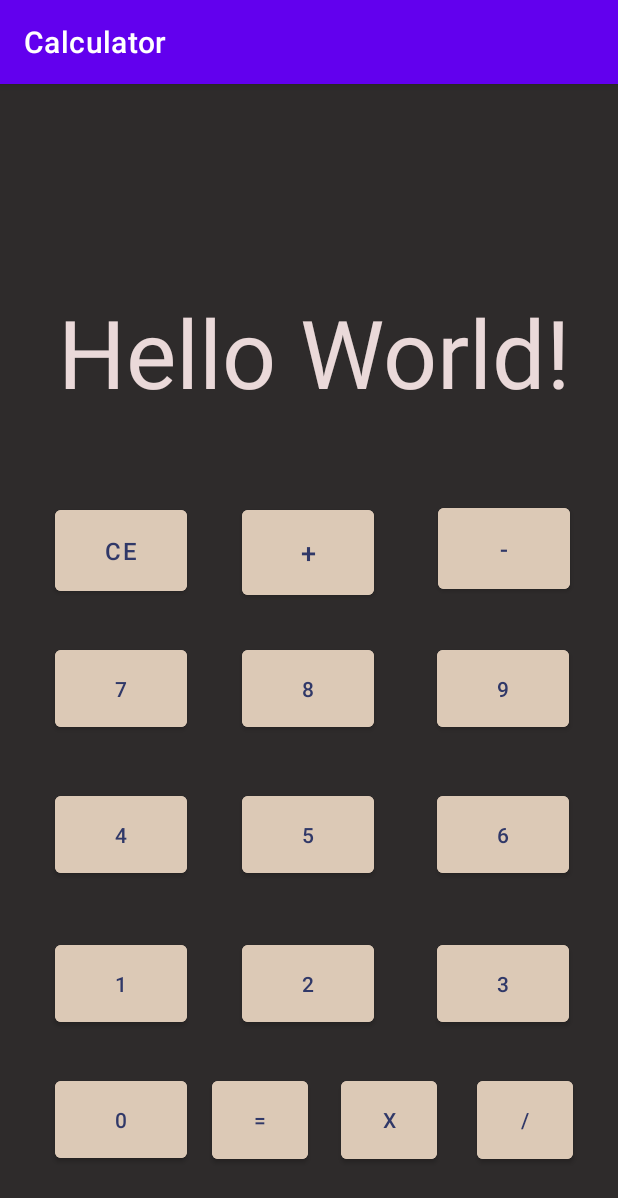
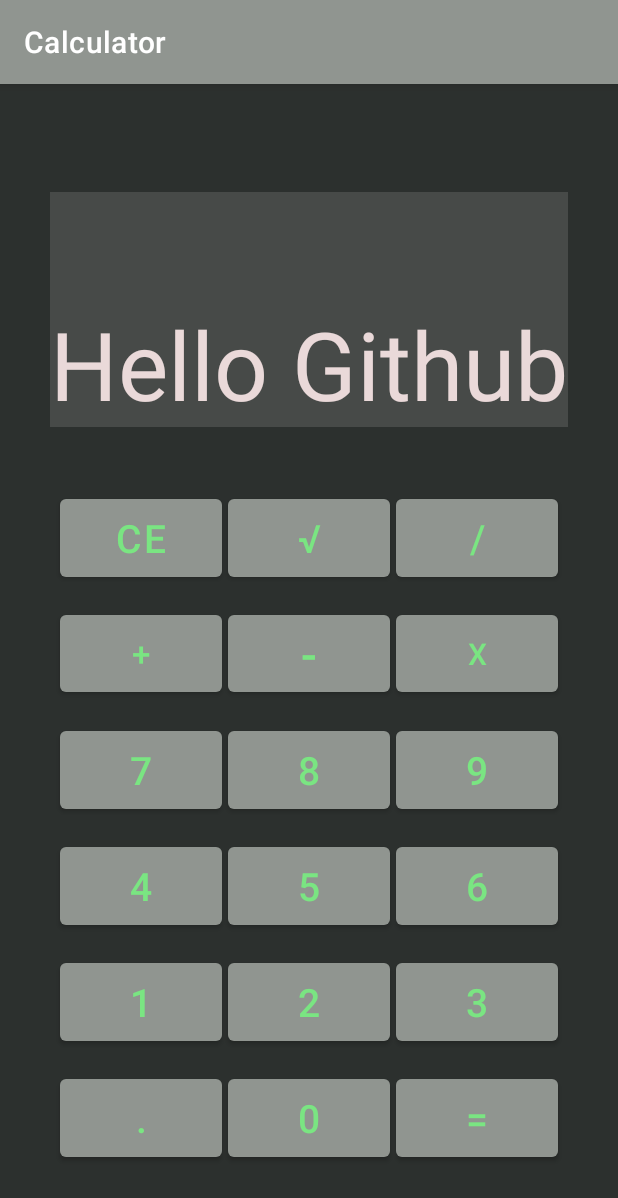
Before and after one commit to BandanaRandy/Calculator, an Android app: the screen it shows after launch (MainActivity), on a phone screen of 412 x 824 dp. Shown: the top 1198 px of the screen. Run offline under Robolectric (Android 15) with nearby library versions, the phone set to English and light mode, and no system bars.

Commit message:
0.0.1 updated to linear layout for each row of buttons stylized the background color, button color, and button text color.

```diff
--- a/app/src/main/res/layout/activity_main.xml
+++ b/app/src/main/res/layout/activity_main.xml
@@ -2,319 +2,269 @@
 <androidx.constraintlayout.widget.ConstraintLayout xmlns:android="http://schemas.android.com/apk/res/android"
     xmlns:app="http://schemas.android.com/apk/res-auto"
     xmlns:tools="http://schemas.android.com/tools"
+    android:id="@+id/linearLayout"
+    android:background="@color/backGround"
     android:layout_width="match_parent"
-    android:layout_height="match_parent"
-    android:background="#2E2B2B"
-    android:backgroundTint="#2E2B2B"
-    tools:context=".MainActivity">
+    android:layout_height="match_parent">
 
     <TextView
         android:id="@+id/calcDisplay"
         android:layout_width="wrap_content"
         android:layout_height="wrap_content"
-        android:layout_marginEnd="16dp"
-        android:paddingTop="64dp"
-        android:text="Hello World!"
+        android:paddingTop="72dp"
+        android:text="Hello Github"
+        android:background="@color/textViewBackGround"
         android:textAlignment="viewEnd"
         android:textColor="#EAD9D9"
         android:textSize="63sp"
         app:layout_constraintBottom_toBottomOf="parent"
-        app:layout_constraintEnd_toEndOf="parent"
+        app:layout_constraintEnd_toEndOf="@id/guideline2"
+        app:layout_constraintHorizontal_bias="0.521"
+        app:layout_constraintStart_toStartOf="@id/guideline"
+        app:layout_constraintTop_toTopOf="parent"
+        app:layout_constraintVertical_bias="0.118" />
+
+    <LinearLayout
+        android:id="@+id/linearLayout1"
+        android:layout_width="match_parent"
+        android:layout_height="64sp"
+        android:orientation="horizontal"
+        android:layout_marginStart="36dp"
+        android:layout_marginEnd="36dp"
+        app:layout_constraintBottom_toBottomOf="parent"
+        app:layout_constraintEnd_toEndOf="@id/guideline2"
         app:layout_constraintHorizontal_bias="0.0"
-        app:layout_constraintStart_toStartOf="@+id/guideline2"
+        app:layout_constraintStart_toStartOf="@id/guideline"
         app:layout_constraintTop_toTopOf="parent"
-        app:layout_constraintVertical_bias="0.116" />
+        app:layout_constraintVertical_bias="0.384" >
 
         <Button
-        android:id="@+id/btnA"
-        android:layout_width="wrap_content"
-        android:layout_height="wrap_content"
-        android:layout_marginTop="43dp"
-        android:backgroundTint="@color/calcBtn"
-        android:paddingTop="16dp"
-        android:paddingBottom="16dp"
+            android:layout_width="108dp"
+            android:layout_height="match_parent"
             android:text="@string/btnAString"
-        android:textColor="#303868"
-        android:textSize="16sp"
-        app:layout_constraintBottom_toBottomOf="parent"
-        app:layout_constraintEnd_toEndOf="parent"
-        app:layout_constraintHorizontal_bias="0.113"
-        app:layout_constraintStart_toStartOf="parent"
-        app:layout_constraintTop_toBottomOf="@+id/calcDisplay"
-        app:layout_constraintVertical_bias="0.032" />
+            android:layout_marginStart="4dp"
+            android:textSize="26sp"
+            android:textColor="@color/calcBtnText"/>
+        <Button
+            android:layout_width="108dp"
+            android:layout_height="match_parent"
+            android:layout_marginStart="4dp"
+            android:layout_marginEnd="4dp"
+            android:text="@string/sqrt"
+            android:textSize="26sp"
+            android:textColor="@color/calcBtnText"/>
 
         <Button
-        android:id="@+id/btnH"
-        android:layout_width="wrap_content"
-        android:layout_height="wrap_content"
-        android:layout_marginTop="43dp"
-        android:backgroundTint="@color/calcBtn"
-        android:paddingTop="16dp"
-        android:paddingBottom="16dp"
-        android:text="@string/btnHString"
-        android:textColor="#303868"
+            android:layout_width="108dp"
+            android:layout_height="match_parent"
+            android:text="@string/btnPString"
+            android:layout_marginEnd="4dp"
+            android:textSize="26sp"
+            android:textColor="@color/calcBtnText"/>
+    </LinearLayout>
+
+    <LinearLayout
+        android:id="@+id/linearLayout2"
+        android:layout_width="match_parent"
+        android:layout_height="63sp"
+        android:orientation="horizontal"
+        android:layout_marginStart="36dp"
+        android:layout_marginEnd="36dp"
         app:layout_constraintBottom_toBottomOf="parent"
-        app:layout_constraintEnd_toEndOf="parent"
-        app:layout_constraintHorizontal_bias="0.498"
-        app:layout_constraintStart_toStartOf="parent"
-        app:layout_constraintTop_toBottomOf="@+id/calcDisplay"
-        app:layout_constraintVertical_bias="0.465" />
+        app:layout_constraintEnd_toEndOf="@id/guideline2"
+        app:layout_constraintHorizontal_bias="0.0"
+        app:layout_constraintStart_toStartOf="@id/guideline"
+        app:layout_constraintTop_toTopOf="parent"
+        app:layout_constraintVertical_bias="0.494" >
+        <Button
+            android:layout_width="108dp"
+            android:layout_height="match_parent"
+            android:layout_marginStart="4dp"
+            android:text="@string/btnBString"
+            android:textSize="22sp"
+            android:textColor="@color/calcBtnText"/>
+        <Button
+            android:layout_width="108dp"
+            android:layout_height="match_parent"
+            android:layout_marginStart="4dp"
+            android:layout_marginEnd="4dp"
+            android:text="@string/btnCString"
+            android:textSize="32sp"
+            android:textColor="@color/calcBtnText"/>
 
         <Button
-        android:id="@+id/btnI"
-        android:layout_width="wrap_content"
-        android:layout_height="wrap_content"
-        android:layout_marginTop="43dp"
-        android:backgroundTint="@color/calcBtn"
-        android:paddingTop="16dp"
-        android:paddingBottom="16dp"
-        android:text="@string/btnIString"
-        android:textColor="#303868"
+            android:layout_width="108dp"
+            android:layout_height="match_parent"
+            android:layout_marginEnd="4dp"
+            android:text="@string/btnOString"
+            android:textSize="20sp"
+            android:textColor="@color/calcBtnText"/>
+    </LinearLayout>
+
+    <LinearLayout
+        android:id="@+id/linearLayout3"
+        android:layout_width="match_parent"
+        android:layout_height="64sp"
+        android:orientation="horizontal"
+        android:layout_marginStart="36dp"
+        android:layout_marginEnd="36dp"
         app:layout_constraintBottom_toBottomOf="parent"
-        app:layout_constraintEnd_toEndOf="parent"
-        app:layout_constraintHorizontal_bias="0.899"
-        app:layout_constraintStart_toStartOf="parent"
-        app:layout_constraintTop_toBottomOf="@+id/calcDisplay"
-        app:layout_constraintVertical_bias="0.465" />
+        app:layout_constraintEnd_toEndOf="@id/guideline2"
+        app:layout_constraintHorizontal_bias="0.0"
+        app:layout_constraintStart_toStartOf="@id/guideline"
+        app:layout_constraintTop_toTopOf="parent"
+        app:layout_constraintVertical_bias="0.604" >
+        <Button
+            android:layout_width="108dp"
+            android:layout_height="match_parent"
+            android:layout_marginStart="4dp"
+            android:text="@string/btnDString"
+            android:textSize="26sp"
+            android:textColor="@color/calcBtnText"/>
+        <Button
+            android:layout_width="108dp"
+            android:layout_height="match_parent"
+            android:layout_marginStart="4dp"
+            android:layout_marginEnd="4dp"
+            android:text="@string/btnEString"
+            android:textSize="26sp"
+            android:textColor="@color/calcBtnText"/>
 
         <Button
-        android:id="@+id/btnL"
-        android:layout_width="wrap_content"
-        android:layout_height="wrap_content"
-        android:layout_marginTop="43dp"
-        android:backgroundTint="@color/calcBtn"
-        android:paddingTop="16dp"
-        android:paddingBottom="16dp"
-        android:text="@string/btnLString"
-        android:textColor="#303868"
+            android:layout_width="108dp"
+            android:layout_height="match_parent"
+            android:layout_marginEnd="4dp"
+            android:text="@string/btnFString"
+            android:textSize="26sp"
+            android:textColor="@color/calcBtnText"/>
+    </LinearLayout>
+
+    <LinearLayout
+        android:id="@+id/linearLayout4"
+        android:layout_width="match_parent"
+        android:layout_height="64sp"
+        android:orientation="horizontal"
+        android:layout_marginStart="36dp"
+        android:layout_marginEnd="36dp"
         app:layout_constraintBottom_toBottomOf="parent"
-        app:layout_constraintEnd_toEndOf="parent"
-        app:layout_constraintHorizontal_bias="0.9"
-        app:layout_constraintStart_toStartOf="parent"
-        app:layout_constraintTop_toBottomOf="@+id/calcDisplay"
-        app:layout_constraintVertical_bias="0.69" />
+        app:layout_constraintEnd_toEndOf="@id/guideline2"
+        app:layout_constraintHorizontal_bias="0.0"
+        app:layout_constraintStart_toStartOf="@id/guideline"
+        app:layout_constraintTop_toTopOf="parent"
+        app:layout_constraintVertical_bias="0.714" >
+        <Button
+            android:layout_width="108dp"
+            android:layout_height="match_parent"
+            android:layout_marginStart="4dp"
+            android:text="@string/btnGString"
+            android:textSize="26sp"
+            android:textColor="@color/calcBtnText"/>
+        <Button
+            android:layout_width="108dp"
+            android:layout_height="match_parent"
+            android:layout_marginStart="4dp"
+            android:layout_marginEnd="4dp"
+            android:text="@string/btnHString"
+            android:textSize="26sp"
+            android:textColor="@color/calcBtnText"/>
 
         <Button
-        android:id="@+id/btnM"
-        android:layout_width="wrap_content"
-        android:layout_height="wrap_content"
-        android:layout_marginTop="43dp"
-        android:backgroundTint="@color/calcBtn"
-        android:paddingTop="16dp"
-        android:paddingBottom="16dp"
-        android:text="@string/btnMString"
-        android:textColor="#303868"
+            android:layout_width="108dp"
+            android:layout_height="match_parent"
+            android:layout_marginEnd="4dp"
+            android:text="@string/btnIString"
+            android:textSize="26sp"
+            android:textColor="@color/calcBtnText"/>
+    </LinearLayout>
+
+    <LinearLayout
+        android:id="@+id/linearLayout5"
+        android:layout_width="match_parent"
+        android:layout_height="64sp"
+        android:orientation="horizontal"
+        android:layout_marginStart="36dp"
+        android:layout_marginEnd="36dp"
         app:layout_constraintBottom_toBottomOf="parent"
-        app:layout_constraintEnd_toEndOf="parent"
-        app:layout_constraintHorizontal_bias="0.113"
-        app:layout_constraintStart_toStartOf="parent"
-        app:layout_constraintTop_toBottomOf="@+id/calcDisplay"
-        app:layout_constraintVertical_bias="0.895" />
+        app:layout_constraintEnd_toEndOf="@id/guideline2"
+        app:layout_constraintHorizontal_bias="0.0"
+        app:layout_constraintStart_toStartOf="@id/guideline"
+        app:layout_constraintTop_toTopOf="parent"
+        app:layout_constraintVertical_bias="0.824" >
+        <Button
+            android:layout_width="108dp"
+            android:layout_height="match_parent"
+            android:layout_marginStart="4dp"
+            android:text="@string/btnJString"
+            android:textSize="26sp"
+            android:textColor="@color/calcBtnText"/>
+        <Button
+            android:layout_width="108dp"
+            android:layout_height="match_parent"
+            android:layout_marginStart="4dp"
+            android:layout_marginEnd="4dp"
+            android:text="@string/btnKString"
+            android:textSize="26sp"
+            android:textColor="@color/calcBtnText"/>
 
         <Button
-        android:id="@+id/btnO"
-        android:layout_width="64dp"
-        android:layout_height="64dp"
-        android:layout_marginTop="43dp"
-        android:backgroundTint="@color/calcBtn"
-        android:paddingTop="16dp"
-        android:paddingBottom="16dp"
-        android:text="@string/btnOString"
-        android:textColor="#303868"
+            android:layout_width="108dp"
+            android:layout_height="match_parent"
+            android:layout_marginEnd="4dp"
+            android:text="@string/btnLString"
+            android:textSize="26sp"
+            android:textColor="@color/calcBtnText"/>
+    </LinearLayout>
+
+    <LinearLayout
+        android:id="@+id/linearLayout6"
+        android:layout_width="match_parent"
+        android:layout_height="64sp"
+        android:layout_marginStart="36dp"
+        android:layout_marginEnd="36dp"
+        android:orientation="horizontal"
         app:layout_constraintBottom_toBottomOf="parent"
-        app:layout_constraintEnd_toEndOf="parent"
-        app:layout_constraintHorizontal_bias="0.654"
-        app:layout_constraintStart_toStartOf="parent"
-        app:layout_constraintTop_toBottomOf="@+id/calcDisplay"
-        app:layout_constraintVertical_bias="0.897" />
+        app:layout_constraintEnd_toEndOf="@id/guideline2"
+        app:layout_constraintHorizontal_bias="0.459"
+        app:layout_constraintStart_toStartOf="@id/guideline"
+        app:layout_constraintTop_toTopOf="parent"
+        app:layout_constraintVertical_bias="0.934" >
+        <Button
+            android:layout_width="108dp"
+            android:layout_height="match_parent"
+            android:layout_marginStart="4dp"
+            android:text="@string/dot"
+            android:textSize="26sp"
+            android:textColor="@color/calcBtnText"/>
+        <Button
+            android:layout_width="108dp"
+            android:layout_height="match_parent"
+            android:layout_marginStart="4dp"
+            android:layout_marginEnd="4dp"
+            android:text="@string/btnMString"
+            android:textSize="26sp"
+            android:textColor="@color/calcBtnText"/>
 
         <Button
-        android:id="@+id/btnN"
-        android:layout_width="64dp"
-        android:layout_height="64dp"
-        android:layout_marginTop="43dp"
-        android:backgroundTint="@color/calcBtn"
-        android:paddingTop="16dp"
-        android:paddingBottom="16dp"
+            android:layout_width="108dp"
+            android:layout_height="match_parent"
+            android:layout_marginEnd="4dp"
             android:text="@string/btnNString"
-        android:textColor="#303868"
-        app:layout_constraintBottom_toBottomOf="parent"
-        app:layout_constraintEnd_toEndOf="parent"
-        app:layout_constraintHorizontal_bias="0.406"
-        app:layout_constraintStart_toStartOf="parent"
-        app:layout_constraintTop_toBottomOf="@+id/calcDisplay"
-        app:layout_constraintVertical_bias="0.897" />
-
-    <Button
-        android:id="@+id/btnP"
-        android:layout_width="64dp"
-        android:layout_height="64dp"
-        android:layout_marginTop="43dp"
-        android:backgroundTint="@color/calcBtn"
-        android:paddingTop="16dp"
-        android:paddingBottom="16dp"
-        android:text="@string/btnPString"
-        android:textColor="#303868"
-        app:layout_constraintBottom_toBottomOf="parent"
-        app:layout_constraintEnd_toEndOf="parent"
-        app:layout_constraintHorizontal_bias="0.913"
-        app:layout_constraintStart_toStartOf="parent"
-        app:layout_constraintTop_toBottomOf="@+id/calcDisplay"
-        app:layout_constraintVertical_bias="0.897" />
-
-    <Button
-        android:id="@+id/btnK"
-        android:layout_width="wrap_content"
-        android:layout_height="wrap_content"
-        android:layout_marginTop="43dp"
-        android:backgroundTint="@color/calcBtn"
-        android:paddingTop="16dp"
-        android:paddingBottom="16dp"
-        android:text="@string/btnKString"
-        android:textColor="#303868"
-        app:layout_constraintBottom_toBottomOf="parent"
-        app:layout_constraintEnd_toEndOf="parent"
-        app:layout_constraintHorizontal_bias="0.498"
-        app:layout_constraintStart_toStartOf="parent"
-        app:layout_constraintTop_toBottomOf="@+id/calcDisplay"
-        app:layout_constraintVertical_bias="0.69" />
-
-    <Button
-        android:id="@+id/btnJ"
-        android:layout_width="wrap_content"
-        android:layout_height="wrap_content"
-        android:layout_marginTop="43dp"
-        android:backgroundTint="@color/calcBtn"
-        android:paddingTop="16dp"
-        android:paddingBottom="16dp"
-        android:text="@string/btnJString"
-        android:textColor="#303868"
-        app:layout_constraintBottom_toBottomOf="parent"
-        app:layout_constraintEnd_toEndOf="parent"
-        app:layout_constraintHorizontal_bias="0.113"
-        app:layout_constraintStart_toStartOf="parent"
-        app:layout_constraintTop_toBottomOf="@+id/calcDisplay"
-        app:layout_constraintVertical_bias="0.69" />
-
-    <Button
-        android:id="@+id/btnG"
-        android:layout_width="wrap_content"
-        android:layout_height="wrap_content"
-        android:layout_marginTop="43dp"
-        android:backgroundTint="@color/calcBtn"
-        android:paddingTop="16dp"
-        android:paddingBottom="16dp"
-        android:text="@string/btnGString"
-        android:textColor="#303868"
-        app:layout_constraintBottom_toBottomOf="parent"
-        app:layout_constraintEnd_toEndOf="parent"
-        app:layout_constraintHorizontal_bias="0.113"
-        app:layout_constraintStart_toStartOf="parent"
-        app:layout_constraintTop_toBottomOf="@+id/calcDisplay"
-        app:layout_constraintVertical_bias="0.465" />
-
-    <Button
-        android:id="@+id/btnC"
-        android:layout_width="wrap_content"
-        android:layout_height="wrap_content"
-        android:layout_marginStart="33dp"
-        android:layout_marginTop="50dp"
-        android:layout_marginEnd="32dp"
-        android:backgroundTint="@color/calcBtn"
-        android:paddingTop="16dp"
-        android:paddingBottom="16dp"
-        android:text="@string/btnCString"
-        android:textColor="#303868"
-
-        android:textSize="16sp"
-        app:layout_constraintBottom_toBottomOf="parent"
-        app:layout_constraintEnd_toEndOf="parent"
-        app:layout_constraintHorizontal_bias="1.0"
-        app:layout_constraintStart_toEndOf="@+id/btnB"
-        app:layout_constraintTop_toBottomOf="@+id/calcDisplay"
-        app:layout_constraintVertical_bias="0.014" />
-
-    <Button
-        android:id="@+id/btnB"
-        android:layout_width="wrap_content"
-        android:layout_height="wrap_content"
-        android:layout_marginTop="43dp"
-        android:backgroundTint="@color/calcBtn"
-        android:paddingTop="16dp"
-        android:paddingBottom="16dp"
-        android:text="@string/btnBString"
-        android:textColor="#303868"
-        android:textSize="18sp"
-        app:layout_constraintBottom_toBottomOf="parent"
-        app:layout_constraintEnd_toEndOf="parent"
-        app:layout_constraintHorizontal_bias="0.498"
-        app:layout_constraintStart_toStartOf="parent"
-        app:layout_constraintTop_toBottomOf="@+id/calcDisplay"
-        app:layout_constraintVertical_bias="0.032" />
-
-    <Button
-        android:id="@+id/btnD"
-        android:layout_width="wrap_content"
-        android:layout_height="wrap_content"
-        android:layout_marginTop="43dp"
-        android:backgroundTint="@color/calcBtn"
-        android:paddingTop="16dp"
-        android:paddingBottom="16dp"
-        android:text="@string/btnDString"
-        android:textColor="#303868"
-        app:layout_constraintBottom_toBottomOf="parent"
-        app:layout_constraintEnd_toEndOf="parent"
-        app:layout_constraintHorizontal_bias="0.113"
-        app:layout_constraintStart_toStartOf="parent"
-        app:layout_constraintTop_toBottomOf="@+id/calcDisplay"
-        app:layout_constraintVertical_bias="0.243" />
-
-    <Button
-        android:id="@+id/btnE"
-        android:layout_width="wrap_content"
-        android:layout_height="wrap_content"
-        android:layout_marginTop="43dp"
-        android:backgroundTint="@color/calcBtn"
-        android:paddingTop="16dp"
-        android:paddingBottom="16dp"
-        android:text="@string/btnEString"
-        android:textColor="#303868"
-        app:layout_constraintBottom_toBottomOf="parent"
-        app:layout_constraintEnd_toEndOf="parent"
-        app:layout_constraintHorizontal_bias="0.498"
-        app:layout_constraintStart_toStartOf="parent"
-        app:layout_constraintTop_toBottomOf="@+id/calcDisplay"
-        app:layout_constraintVertical_bias="0.243" />
-
-    <Button
-        android:id="@+id/btnF"
-        android:layout_width="wrap_content"
-        android:layout_height="wrap_content"
-        android:layout_marginTop="43dp"
-        android:backgroundTint="@color/calcBtn"
-        android:paddingTop="16dp"
-        android:paddingBottom="16dp"
-        android:text="@string/btnFString"
-        android:textColor="#303868"
-        app:layout_constraintBottom_toBottomOf="parent"
-        app:layout_constraintEnd_toEndOf="parent"
-        app:layout_constraintHorizontal_bias="0.899"
-        app:layout_constraintStart_toStartOf="parent"
-        app:layout_constraintTop_toBottomOf="@+id/calcDisplay"
-        app:layout_constraintVertical_bias="0.243" />
+            android:textSize="26sp"
+            android:textColor="@color/calcBtnText"/>
+    </LinearLayout>
 
     <androidx.constraintlayout.widget.Guideline
         android:id="@+id/guideline"
         android:layout_width="wrap_content"
         android:layout_height="wrap_content"
         android:orientation="vertical"
-        app:layout_constraintGuide_percent="0.92" />
+        app:layout_constraintGuide_percent="0.09" />
 
     <androidx.constraintlayout.widget.Guideline
         android:id="@+id/guideline2"
         android:layout_width="wrap_content"
         android:layout_height="wrap_content"
         android:orientation="vertical"
-        app:layout_constraintGuide_end="374dp" />
+        app:layout_constraintGuide_percent="0.91" />
 
 </androidx.constraintlayout.widget.ConstraintLayout>
--- a/app/src/main/res/values/colors.xml
+++ b/app/src/main/res/values/colors.xml
@@ -7,5 +7,8 @@
     <color name="teal_700">#FF018786</color>
     <color name="black">#FF000000</color>
     <color name="white">#FFFFFFFF</color>
-    <color name="calcBtn">#FFDCC9B6</color>
+    <color name="calcBtn">#909590</color>
+    <color name="backGround">#2C302E</color>
+    <color name="textViewBackGround">#474A48</color>
+    <color name="calcBtnText">#7AE582</color>
 </resources>
--- a/app/src/main/res/values/strings.xml
+++ b/app/src/main/res/values/strings.xml
@@ -16,6 +16,8 @@
     <string name="btnNString">=</string>
     <string name="btnOString">x</string>
     <string name="btnPString">/</string>
+    <string name="dot">.</string>
+    <string name="sqrt">√</string>
 
 
 </resources>
--- a/app/src/main/res/values/themes.xml
+++ b/app/src/main/res/values/themes.xml
@@ -2,9 +2,9 @@
     <!-- Base application theme. -->
     <style name="Theme.Calculator" parent="Theme.MaterialComponents.DayNight.DarkActionBar">
         <!-- Primary brand color. -->
-        <item name="colorPrimary">@color/purple_500</item>
+        <item name="colorPrimary">@color/calcBtn</item>
         <item name="colorPrimaryVariant">@color/purple_700</item>
-        <item name="colorOnPrimary">@color/white</item>
+        <item name="colorOnPrimary">@color/backGround</item>
         <!-- Secondary brand color. -->
         <item name="colorSecondary">@color/teal_200</item>
         <item name="colorSecondaryVariant">@color/teal_700</item>
```
Lines whose indentation alone changed are shown as unchanged.
